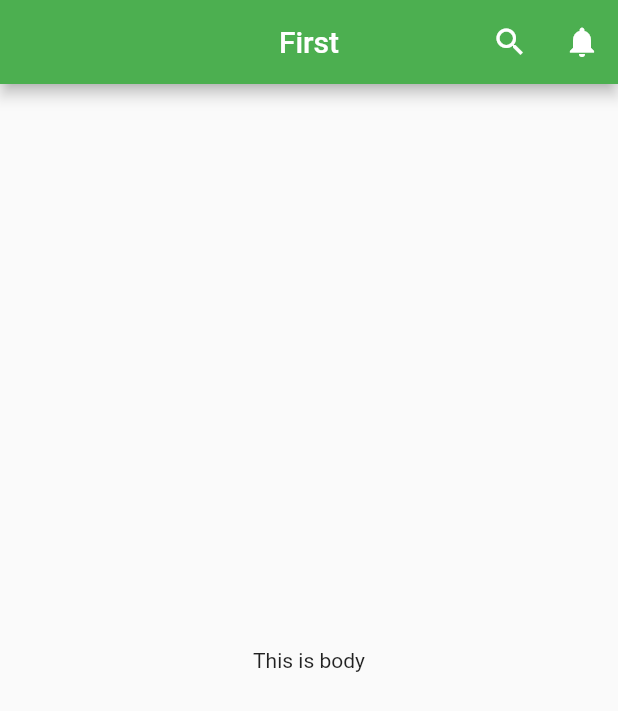
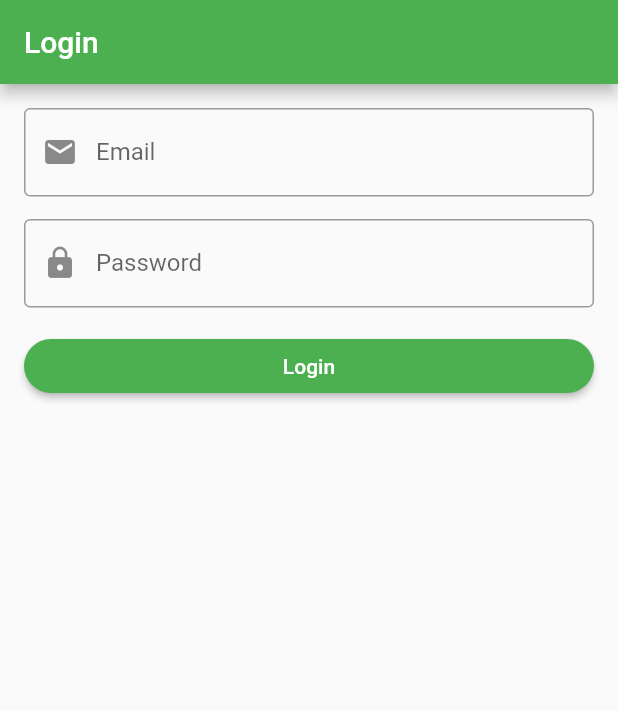
Before and after one commit to amir58/FlutterInstant2, a Flutter app: the screen it shows after launch, on a phone screen of 412 x 824 dp. Shown: the top 711 px of the screen. Run offline on Flutter 3.47's test engine with Material 2 defaults, Android fonts, the phone set to English and light mode, and no system bars.

Commit message:
Session6

```diff
--- a/lib/main.dart
+++ b/lib/main.dart
@@ -11,37 +11,56 @@ class MyApp extends StatelessWidget {
       theme: ThemeData(
         primarySwatch: Colors.green,
       ),
-      home: FirstScreen(),
+      home: const LoginScreen(),
     );
   }
 }
 
-class FirstScreen extends StatelessWidget {
-  const FirstScreen({super.key});
+class LoginScreen extends StatelessWidget {
+  const LoginScreen({super.key});
+
+  // Layouts => Column, Row, Stack
+  // Widget , Widgets
+  // Widget  => child
+  // Widgets => children
 
   @override
   Widget build(BuildContext context) {
     return Scaffold(
       appBar: AppBar(
-        title: Text("First"),
-        centerTitle: true,
-        actions: [
-          IconButton(
-            onPressed: () {
-              print('Search');
-            },
-            icon: Icon(Icons.search),
-          ),
-          IconButton(
-            onPressed: () {
-              print('Notifications');
-            },
-            icon: Icon(Icons.notifications),
-          ),
-        ],
+        title: const Text("Login"),
       ),
-      body: Center(
-        child: Text("This is body"),
+      body: Padding(
+        padding: const EdgeInsets.all(16),
+        child: Column(
+          children: [
+            TextFormField(
+              decoration: const InputDecoration(
+                labelText: 'Email',
+                border: OutlineInputBorder(),
+                prefixIcon: Icon(Icons.email),
+              ),
+            ),
+            const SizedBox(height: 15),
+            TextFormField(
+              obscureText: true,
+              decoration: const InputDecoration(
+                labelText: 'Password',
+                border: OutlineInputBorder(),
+                prefixIcon: Icon(Icons.lock),
+              ),
+            ),
+            const SizedBox(height: 15),
+            Container(
+              width: double.infinity,
+              child: ElevatedButton(
+                onPressed: () {},
+                style: ElevatedButton.styleFrom(shape: const StadiumBorder()),
+                child: const Text("Login"),
+              ),
+            ),
+          ],
+        ),
       ),
     );
   }
```
Also changed, not shown: lib/oop.dart (+10 -35 lines), lib/person.dart (+14 -0 lines), lib/phone.dart (added, +54 -0 lines).
